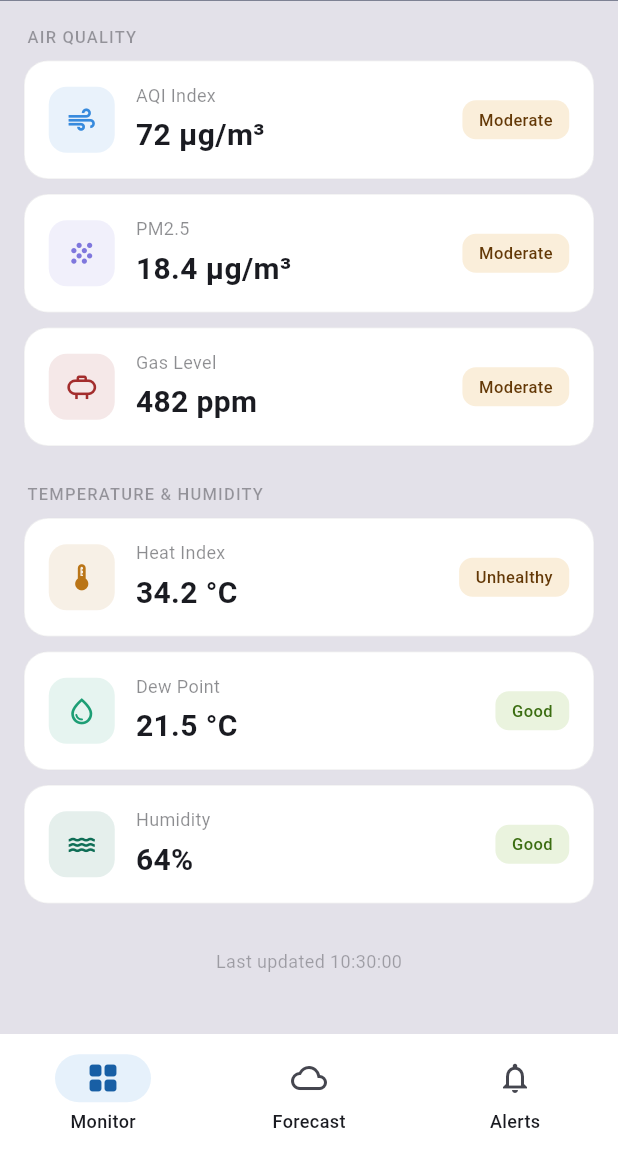
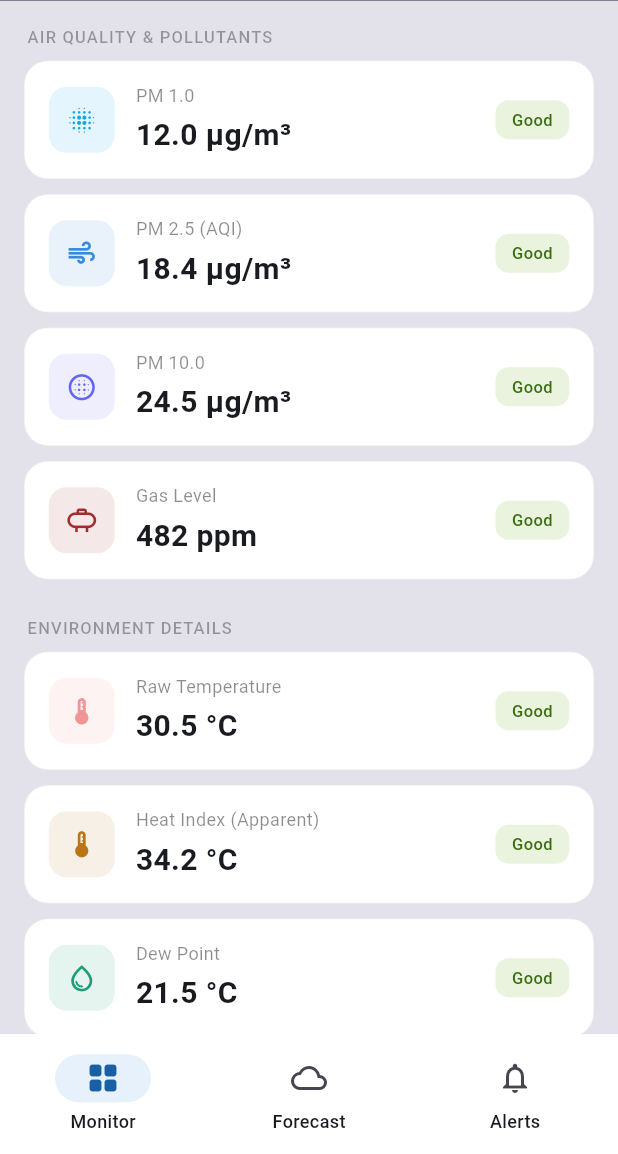
Before and after one commit to theekshana-git/SmartSense---IoT-Based-ENV-Monitoring-Station, a Flutter app: the screen it shows after launch, on a phone screen of 412 x 824 dp, the part 82-1236 px from its top. Run offline on Flutter 3.47's test engine with Material 3 defaults, Android fonts, the phone set to English and light mode, and no system bars; our stand-ins replace flutter_local_notifications; network calls fail.

Commit message:
fixes done on the web app and mobile app

```diff
--- a/lib/models/sensor_data.dart
+++ b/lib/models/sensor_data.dart
@@ -1,9 +1,3 @@
-// ============================================================
-//  lib/models/sensor_data.dart
-//  Data model that mirrors the Flask API JSON payload.
-//  Contains all status/threshold logic in one place.
-// ============================================================
-
 enum SensorStatus { good, moderate, unhealthy, danger, hazardous }
 
 extension SensorStatusX on SensorStatus {
@@ -16,12 +10,9 @@ extension SensorStatusX on SensorStatus {
       case SensorStatus.hazardous: return 'Hazardous';
     }
   }
-
-  bool get isCritical =>
-      this == SensorStatus.danger || this == SensorStatus.hazardous;
+  bool get isCritical => this == SensorStatus.danger || this == SensorStatus.hazardous;
 }
 
-// ── Main sensor data class ─────────────────────────────────
 class SensorData {
   final double temperature;
   final double humidity;
@@ -29,100 +20,91 @@ class SensorData {
   final double heatIndex;
   final double dewPoint;
   final double gasLevel;
+  final double pm1;
   final double pm25;
-  final double aqi;
+  final double pm10;
+  final double lightLevel;
+  final bool rainDetected;
+
+  // Edge Intelligence Strings from ESP32 / Flask
+  final String aqiStatusStr;
+  final String heatStatusStr;
+  final String dewStatusStr;
+  final String lightStatusStr; // <--- ADDED THIS
   final DateTime timestamp;
 
   const SensorData({
-    required this.temperature,
-    required this.humidity,
-    required this.pressure,
-    required this.heatIndex,
-    required this.dewPoint,
-    required this.gasLevel,
-    required this.pm25,
-    required this.aqi,
-    required this.timestamp,
+    required this.temperature, required this.humidity, required this.pressure,
+    required this.heatIndex, required this.dewPoint, required this.gasLevel,
+    required this.pm1, required this.pm25, required this.pm10,
+    required this.lightLevel, required this.aqiStatusStr,
+    required this.heatStatusStr, required this.dewStatusStr,
+    required this.lightStatusStr, required this.timestamp, required this.rainDetected, // <--- ADDED THIS
   });
 
-  // ── Parse from Flask JSON ────────────────────────────────
   factory SensorData.fromJson(Map<String, dynamic> json) {
     return SensorData(
-      temperature: (json['temperature'] ?? 30.0).toDouble(),
-      humidity:    (json['humidity']    ?? 60.0).toDouble(),
-      pressure:    (json['pressure']    ?? 1013.0).toDouble(),
-      heatIndex:   (json['heat_index']  ?? 30.0).toDouble(),
-      dewPoint:    (json['dew_point']   ?? 20.0).toDouble(),
-      gasLevel:    (json['gas_level']   ?? 400.0).toDouble(),
-      pm25:        (json['pm25']        ?? 15.0).toDouble(),
-      aqi:         (json['aqi']         ?? 60.0).toDouble(),
-      timestamp:   DateTime.tryParse(json['timestamp'] ?? '') ?? DateTime.now(),
+      temperature:   (json['temperature'] ?? 30.0).toDouble(),
+      humidity:      (json['humidity']    ?? 60.0).toDouble(),
+      pressure:      (json['pressure']    ?? 1013.0).toDouble(),
+      heatIndex:     (json['heat_index']  ?? 30.0).toDouble(),
+      dewPoint:      (json['dew_point']   ?? 20.0).toDouble(),
+      gasLevel:      (json['gas_level']   ?? 400.0).toDouble(),
+      pm1:           (json['pm1_0']       ?? 10.0).toDouble(),
+      pm25:          (json['pm2_5']       ?? 15.0).toDouble(),
+      pm10:          (json['pm10_0']      ?? 20.0).toDouble(),
+      lightLevel:    (json['light_level'] ?? 0.0).toDouble(),
+      rainDetected:  (json['rain_detected'] == 1 || json['rain_detected'] == true),
+      aqiStatusStr:  json['aqi_status']   ?? 'Good',
+      heatStatusStr: json['heat_status']  ?? 'Safe',
+      dewStatusStr:  json['dew_status']   ?? 'Safe',
+      lightStatusStr: json['light_status'] ?? 'Normal', // <--- ADDED THIS
+      timestamp:     DateTime.tryParse(json['timestamp'] ?? '') ?? DateTime.now(),
     );
   }
 
-  // ── Mock data — used when API is unreachable ─────────────
   factory SensorData.mock({bool critical = false}) => SensorData(
-    temperature: critical ? 42.0 : 30.5,
-    humidity:    64.0,
-    pressure:    1013.2,
-    heatIndex:   critical ? 44.1 : 34.2,
-    dewPoint:    21.5,
-    gasLevel:    critical ? 724.0 : 482.0,
-    pm25:        18.4,
-    aqi:         critical ? 198.0 : 72.0,
-    timestamp:   DateTime.now(),
+    temperature: critical ? 42.0 : 30.5, humidity: 64.0, pressure: 1013.2,
+    heatIndex: critical ? 44.1 : 34.2, dewPoint: 21.5,
+    gasLevel: critical ? 1600.0 : 482.0,
+    pm1: 12.0, pm25: 18.4, pm10: 24.5, lightLevel: 800.0,
+    aqiStatusStr: critical ? 'Hazardous' : 'Good',
+    heatStatusStr: critical ? 'Danger' : 'Safe',
+    dewStatusStr: 'Safe',
+    lightStatusStr: 'Bright',
+    rainDetected: critical, // <--- ADDED THIS
+    timestamp: DateTime.now(),
   );
 
-  // ── Status computations ─────────────────────────────────
-  SensorStatus get aqiStatus {
-    if (aqi < 50)  return SensorStatus.good;
-    if (aqi < 100) return SensorStatus.moderate;
-    if (aqi < 150) return SensorStatus.unhealthy;
-    if (aqi < 200) return SensorStatus.danger;
+  // Helper to convert ESP32 Strings to Flutter UI Colors
+  SensorStatus _mapEdgeStatus(String status) {
+    final s = status.toLowerCase();
+    if (s.contains('hazardous') || s.contains('danger')) return SensorStatus.hazardous;
+    if (s.contains('unhealthy') || s.contains('high risk')) return SensorStatus.danger;
+    if (s.contains('moderate') || s.contains('caution')) return SensorStatus.moderate;
+    return SensorStatus.good;
+  }
+
+  SensorStatus get aqiStatus => _mapEdgeStatus(aqiStatusStr);
+  SensorStatus get heatStatus => _mapEdgeStatus(heatStatusStr);
+
+  SensorStatus get gasStatus {
+    if (gasLevel < 800) return SensorStatus.good;
+    if (gasLevel < 1200) return SensorStatus.moderate;
+    if (gasLevel < 1500) return SensorStatus.unhealthy;
+    if (gasLevel < 2000) return SensorStatus.danger;
     return SensorStatus.hazardous;
   }
 
-  SensorStatus get heatStatus {
-    if (heatIndex < 27) return SensorStatus.good;
-    if (heatIndex < 32) return SensorStatus.moderate;
-    if (heatIndex < 40) return SensorStatus.unhealthy;
-    if (heatIndex < 45) return SensorStatus.danger;
-    return SensorStatus.hazardous;
-  }
+  bool get hasCriticalAlert => aqiStatus.isCritical || heatStatus.isCritical || gasStatus.isCritical;
+  bool get gasExceedsThreshold => gasLevel > 1500;
 
-  SensorStatus get gasStatus {
-    if (gasLevel < 300) return SensorStatus.good;
-    if (gasLevel < 500) return SensorStatus.moderate;
-    if (gasLevel < 600) return SensorStatus.unhealthy;
-    if (gasLevel < 800) return SensorStatus.danger;
-    return SensorStatus.hazardous;
-  }
-
-  SensorStatus get humidityStatus {
-    if (humidity < 30 || humidity > 80) return SensorStatus.moderate;
-    return SensorStatus.good;
-  }
-
-  SensorStatus get pm25Status {
-    if (pm25 < 12) return SensorStatus.good;
-    if (pm25 < 35) return SensorStatus.moderate;
-    return SensorStatus.danger;
-  }
-
-  // ── Emergency trigger: any Danger or Hazardous ──────────
-  bool get hasCriticalAlert =>
-      aqiStatus.isCritical || heatStatus.isCritical || gasStatus.isCritical;
-
-  // ── Push notification trigger ────────────────────────────
-  bool get gasExceedsThreshold => gasLevel > 600;
-
-  // ── Build banner message from triggered sensors ──────────
   String get criticalAlertMessage {
     final triggers = <String>[];
     if (aqiStatus.isCritical)  triggers.add('AQI');
     if (heatStatus.isCritical) triggers.add('Heat Index');
     if (gasStatus.isCritical)  triggers.add('Gas Level');
     final joined = triggers.join(', ');
-    return '$joined ${triggers.length == 1 ? "is" : "are"} at dangerous levels. Stay indoors.';
+    return '$joined ${triggers.length == 1 ? "is" : "are"} at dangerous levels.';
   }
 }
--- a/lib/screens/monitor_screen.dart
+++ b/lib/screens/monitor_screen.dart
@@ -2,11 +2,9 @@
 //  lib/screens/monitor_screen.dart
 //
 //  Requirements covered:
-//  ✅ Live ListView of sensor metrics (AQI, Heat Index, Gas,
-//     Dew Point, Humidity, PM2.5)
+//  ✅ Live ListView of sensor metrics
 //  ✅ Polls Flask API every 10 seconds via Timer
-//  ✅ Non-dismissible red emergency banner when any status
-//     is "Danger" or "Hazardous" (smart Dart logic)
+//  ✅ Non-dismissible red emergency banner
 //  ✅ Fires local push notification when gas_level > 600 ppm
 // ============================================================
 
@@ -190,23 +188,29 @@ class _MetricsList extends StatelessWidget {
     return ListView(
       padding: const EdgeInsets.fromLTRB(16, 16, 16, 24),
       children: [
-        _sectionLabel(context, 'Air Quality'),
+        _sectionLabel(context, 'Air Quality & Pollutants'),
         const SizedBox(height: 8),
-        MetricCard(icon: Icons.air, label: 'AQI Index',
-            value: '${data.aqi.toStringAsFixed(0)} µg/m³',
+        MetricCard(icon: Icons.blur_on, label: 'PM 1.0',
+            value: '${data.pm1.toStringAsFixed(1)} µg/m³',
+            status: SensorStatus.good, iconColor: const Color(0xFF0EA5E9)),
+        MetricCard(icon: Icons.air, label: 'PM 2.5 (AQI)',
+            value: '${data.pm25.toStringAsFixed(1)} µg/m³',
             status: data.aqiStatus, iconColor: AppColors.blue),
-        MetricCard(icon: Icons.grain, label: 'PM2.5',
-            value: '${data.pm25.toStringAsFixed(1)} µg/m³',
-            status: data.pm25Status, iconColor: const Color(0xFF7F77DD)),
+        MetricCard(icon: Icons.blur_circular, label: 'PM 10.0',
+            value: '${data.pm10.toStringAsFixed(1)} µg/m³',
+            status: SensorStatus.good, iconColor: const Color(0xFF6366F1)),
         MetricCard(icon: Icons.propane_outlined, label: 'Gas Level',
             value: '${data.gasLevel.toStringAsFixed(0)} ppm',
             status: data.gasStatus, iconColor: AppColors.red,
             showWarning: data.gasExceedsThreshold),
 
         const SizedBox(height: 14),
-        _sectionLabel(context, 'Temperature & Humidity'),
+        _sectionLabel(context, 'Environment Details'),
         const SizedBox(height: 8),
-        MetricCard(icon: Icons.thermostat, label: 'Heat Index',
+        MetricCard(icon: Icons.device_thermostat, label: 'Raw Temperature',
+            value: '${data.temperature.toStringAsFixed(1)} °C',
+            status: SensorStatus.good, iconColor: AppColors.redMd),
+        MetricCard(icon: Icons.thermostat, label: 'Heat Index (Apparent)',
             value: '${data.heatIndex.toStringAsFixed(1)} °C',
             status: data.heatStatus, iconColor: AppColors.amber),
         MetricCard(icon: Icons.water_drop_outlined, label: 'Dew Point',
@@ -214,12 +218,25 @@ class _MetricsList extends StatelessWidget {
             status: SensorStatus.good, iconColor: AppColors.green),
         MetricCard(icon: Icons.water, label: 'Humidity',
             value: '${data.humidity.toStringAsFixed(0)}%',
-            status: data.humidityStatus, iconColor: const Color(0xFF0F6E56)),
+            status: SensorStatus.good, iconColor: const Color(0xFF0F6E56)),
+        MetricCard(
+            icon: data.rainDetected ? Icons.water_drop : Icons.water_drop_outlined,
+            label: 'Precipitation (YL-83)',
+            value: data.rainDetected ? 'Raining' : 'Clear',
+            status: SensorStatus.good,
+            iconColor: data.rainDetected ? const Color(0xFF378ADD) : Colors.grey),
+        MetricCard(icon: Icons.speed, label: 'Barometric Pressure',
+            value: '${data.pressure.toStringAsFixed(0)} hPa',
+            status: SensorStatus.good, iconColor: const Color(0xFF7F77DD)),
+        MetricCard(icon: Icons.lightbulb_outline, label: 'Light Level',
+            // Notice we added the lightStatusStr in parentheses here:
+            value: '${data.lightLevel.toStringAsFixed(0)} LUX (${data.lightStatusStr})',
+            status: SensorStatus.good, iconColor: AppColors.amberDk),
 
         const SizedBox(height: 20),
         Center(child: Text('Last updated $time',
-          style: TextStyle(fontSize: 12,
-            color: Theme.of(context).colorScheme.onSurface.withOpacity(0.35)))),
+            style: TextStyle(fontSize: 12,
+                color: Theme.of(context).colorScheme.onSurface.withOpacity(0.35)))),
       ],
     );
   }
@@ -227,8 +244,8 @@ class _MetricsList extends StatelessWidget {
   Widget _sectionLabel(BuildContext context, String text) => Padding(
     padding: const EdgeInsets.only(left: 2, bottom: 0),
     child: Text(text.toUpperCase(),
-      style: AppText.sectionLabel.copyWith(
-        color: Theme.of(context).colorScheme.onSurface.withOpacity(0.4),
-      )),
+        style: AppText.sectionLabel.copyWith(
+          color: Theme.of(context).colorScheme.onSurface.withOpacity(0.4),
+        )),
   );
 }
--- a/lib/services/api_service.dart
+++ b/lib/services/api_service.dart
@@ -1,25 +1,16 @@
-// ============================================================
-//  lib/services/api_service.dart
-//  Fetches sensor data & forecast from the Flask API.
-//  Falls back to mock data automatically if unreachable.
-// ============================================================
-
 import 'dart:convert';
 import 'package:http/http.dart' as http;
 import '../models/sensor_data.dart';
 
 class ApiService {
-  // ── Change this to your Flask server's local IP ──────────
-  static String baseUrl = 'http://192.168.1.100:5000';
+  // ── MATCHED TO YOUR ESP32 IP ADDRESS ──────────
+  static String baseUrl = 'http://192.168.129.27:5000';
 
   static const Duration _timeout = Duration(seconds: 5);
 
-  // ── Fetch the latest sensor reading ─────────────────────
   static Future<SensorData> fetchSensorData() async {
     try {
-      final res = await http
-          .get(Uri.parse('$baseUrl/api/data'))
-          .timeout(_timeout);
+      final res = await http.get(Uri.parse('$baseUrl/api/data')).timeout(_timeout);
       if (res.statusCode == 200) {
         return SensorData.fromJson(jsonDecode(res.body));
       }
@@ -27,34 +18,23 @@ class ApiService {
     return SensorData.mock();
   }
 
-  // ── Fetch Team 5 predictive forecast ────────────────────
   static Future<Map<String, dynamic>> fetchForecast() async {
     try {
-      final res = await http
-          .get(Uri.parse('$baseUrl/api/forecast'))
-          .timeout(_timeout);
+      final res = await http.get(Uri.parse('$baseUrl/api/forecast')).timeout(_timeout);
       if (res.statusCode == 200) {
         return jsonDecode(res.body) as Map<String, dynamic>;
       }
     } catch (_) {}
-    // Mock forecast (mirrors Team 5 dP/dt output shape)
     return {
-      'status': 'Storm Incoming',
-      'confidence': 87,
-      'pressure_trend': -2.4,
-      'wind_forecast': '↑ 45 km/h',
-      'time_window': '3–6 hrs',
-      'risk': 'High Risk',
+      'status': 'Storm Incoming', 'confidence': 87, 'pressure_trend': -2.4,
+      'wind_forecast': '↑ 45 km/h', 'time_window': '3–6 hrs', 'risk': 'High Risk',
       'pressure_history': [1015.0, 1014.2, 1013.0, 1011.5, 1009.8, 1007.4, 1005.2, 1003.0],
     };
   }
 
-  // ── Test connection (used by Settings screen) ────────────
   static Future<bool> testConnection(String url) async {
     try {
-      final res = await http
-          .get(Uri.parse('$url/api/health'))
-          .timeout(_timeout);
+      final res = await http.get(Uri.parse('$url/api/history')).timeout(_timeout);
       return res.statusCode == 200;
     } catch (_) {
       return false;
--- a/pubspec.yaml
+++ b/pubspec.yaml
@@ -9,7 +9,7 @@ dependencies:
   flutter:
     sdk: flutter
   http: ^1.1.0
-  flutter_local_notifications: ^16.3.0
+  flutter_local_notifications: ^17.1.2
   intl: ^0.19.0
 
 dev_dependencies:
```
Also changed, not shown: lib/screens/alerts_screen.dart (+6 -60 lines), lib/screens/forecast_screen.dart (+4 -40 lines), pubspec.lock, 5 other files.
